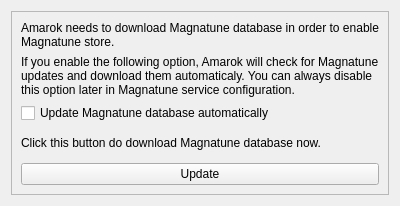
Above: src/services/magnatune/MagnatuneNeedUpdateWidget.ui from KDE/amarok before the change. Below: the same form after it.
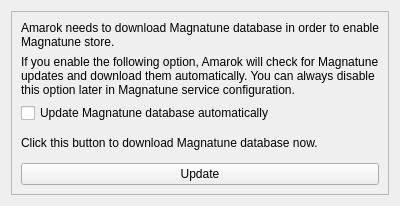
That is the form after the change.

```diff
--- a/src/services/magnatune/MagnatuneNeedUpdateWidget.ui
+++ b/src/services/magnatune/MagnatuneNeedUpdateWidget.ui
@@ -39,7 +39,7 @@
       <item row="3" column="0">
        <widget class="QLabel" name="label_3">
         <property name="text">
-         <string>Click this button do download Magnatune database now.</string>
+         <string>Click this button to download Magnatune database now.</string>
         </property>
         <property name="wordWrap">
          <bool>true</bool>
@@ -59,7 +59,7 @@
       <item row="1" column="0">
        <widget class="QLabel" name="label_2">
         <property name="text">
-         <string>If you enable the following option, Amarok will check for Magnatune updates and download them automaticaly. You can always disable this option later in Magnatune service configuration.</string>
+         <string>If you enable the following option, Amarok will check for Magnatune updates and download them automatically. You can always disable this option later in Magnatune service configuration.</string>
         </property>
         <property name="wordWrap">
          <bool>true</bool>
```
